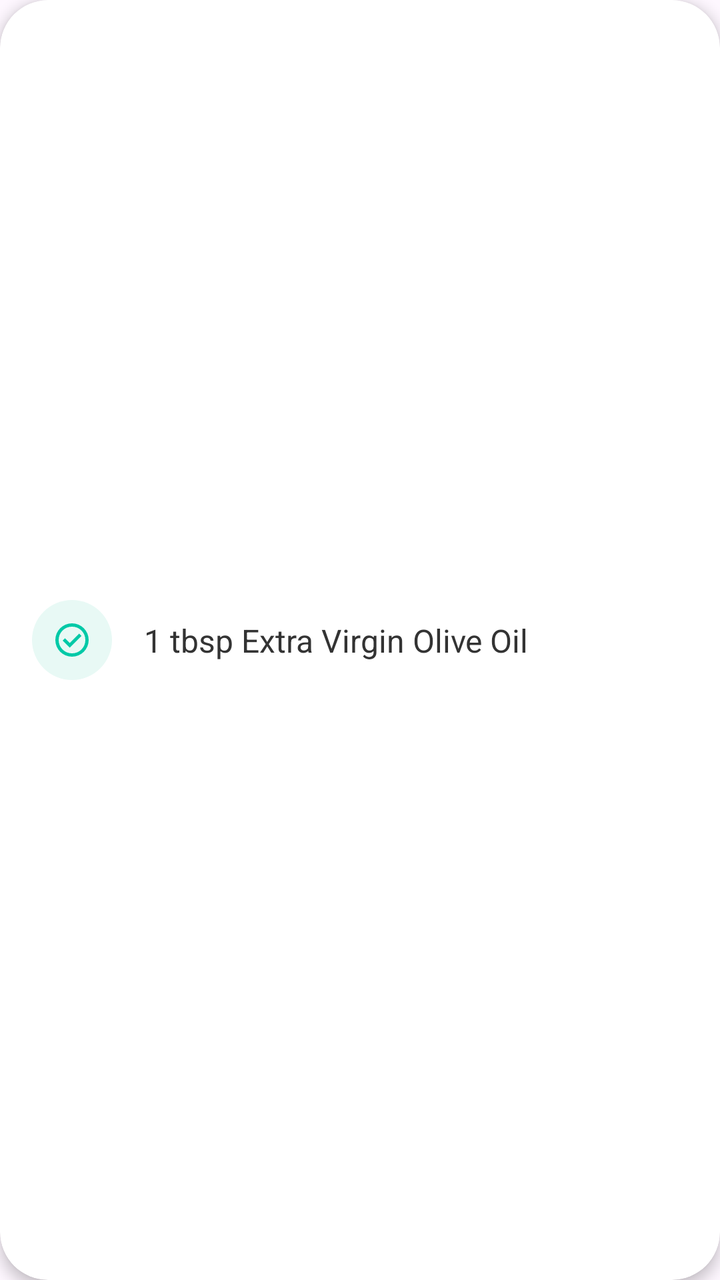
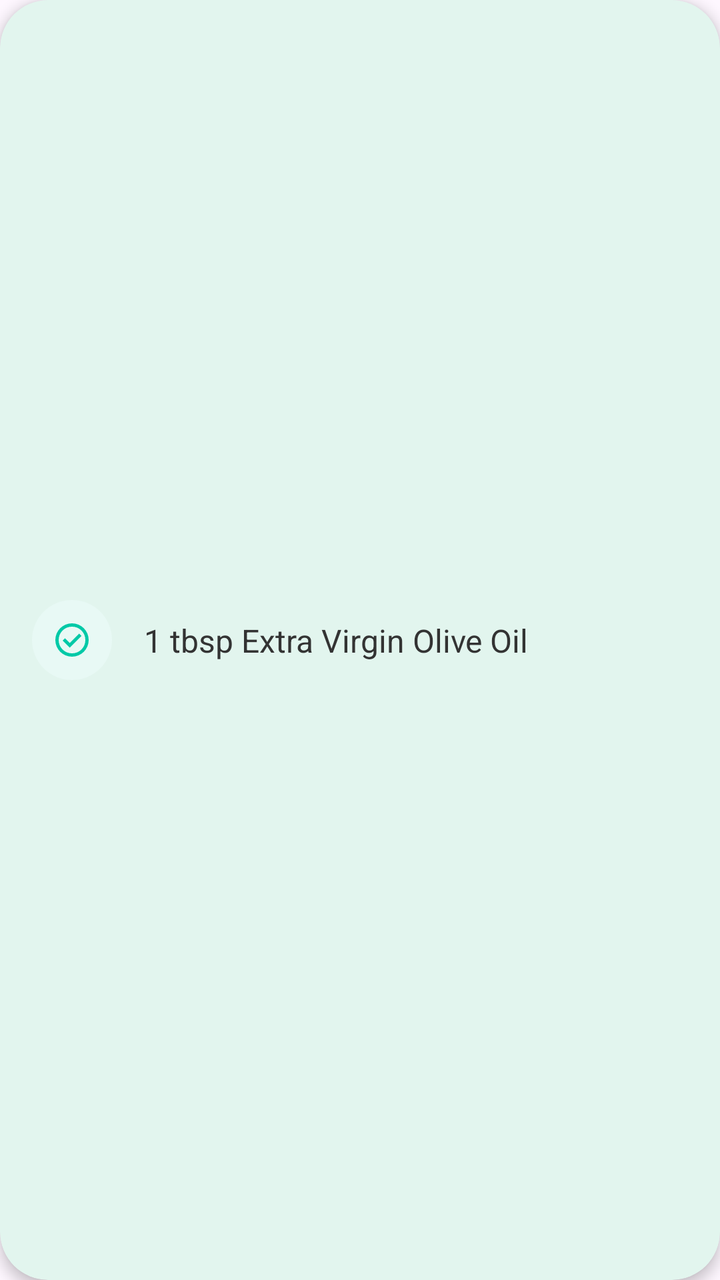

The first picture is an Android layout as it rendered before a commit; the second is the same layout after the commit. The layout source and the unified diff follow.
<!-- AndroidManifest.xml: application theme Theme.RESTAURANTE -->
<!-- res/layout/item_ingredientes_layout.xml -->
<?xml version="1.0" encoding="utf-8"?>
<androidx.cardview.widget.CardView xmlns:android="http://schemas.android.com/apk/res/android"
    xmlns:tools="http://schemas.android.com/tools"
    xmlns:app="http://schemas.android.com/apk/res-auto"
    android:layout_width="match_parent"
    android:layout_height="wrap_content"
    tools:context=".ItemStepPreparationFragment"
    android:layout_margin="10dp"
    app:cardCornerRadius="24dp"
    app:cardElevation="4dp">

    <androidx.constraintlayout.widget.ConstraintLayout
        android:layout_width="match_parent"
        android:layout_height="match_parent"
        android:padding="16dp">
        <FrameLayout
            android:id="@+id/checkContainer"
            android:layout_width="40dp"
            android:layout_height="40dp"
            android:background="@drawable/bg_circle_light_green"
            app:layout_constraintBottom_toBottomOf="parent"
            app:layout_constraintStart_toStartOf="parent"
            app:layout_constraintTop_toTopOf="parent">
            <ImageView
                android:layout_width="20dp"
                android:layout_height="20dp"
                android:layout_gravity="center"
                android:src="@drawable/ic_check_circle"
                app:tint="#00C9A7"/>
        </FrameLayout>
        <TextView
            android:id="@+id/tvIngredientName"
            android:layout_width="0dp"
            android:layout_height="wrap_content"
            android:layout_marginStart="16dp"
            android:text="1 tbsp Extra Virgin Olive Oil"
            android:textColor="#333333"
            android:textSize="16sp"
            app:layout_constraintBottom_toBottomOf="parent"
            app:layout_constraintEnd_toEndOf="parent"
            app:layout_constraintStart_toEndOf="@id/checkContainer"
            app:layout_constraintTop_toTopOf="parent" />
    </androidx.constraintlayout.widget.ConstraintLayout>
</androidx.cardview.widget.CardView>
<!-- resources referenced by this layout -->
<resources>
  <!-- drawable bg_circle_light_green (drawable) -->
  <shape xmlns:android="http://schemas.android.com/apk/res/android" android:shape="oval">
      <solid android:color="#E8F9F5" /> </shape>
  <!-- drawable ic_check_circle (drawable) -->
  <vector xmlns:android="http://schemas.android.com/apk/res/android" android:height="24dp" android:tint="#00C9A7" android:viewportHeight="960" android:viewportWidth="960" android:width="24dp">
        
      <path android:fillColor="@android:color/white" android:pathData="M424,664L706,382L650,326L424,552L310,438L254,494L424,664ZM480,880Q397,880 324,848.5Q251,817 197,763Q143,709 111.5,636Q80,563 80,480Q80,397 111.5,324Q143,251 197,197Q251,143 324,111.5Q397,80 480,80Q563,80 636,111.5Q709,143 763,197Q817,251 848.5,324Q880,397 880,480Q880,563 848.5,636Q817,709 763,763Q709,817 636,848.5Q563,880 480,880ZM480,800Q614,800 707,707Q800,614 800,480Q800,346 707,253Q614,160 480,160Q346,160 253,253Q160,346 160,480Q160,614 253,707Q346,800 480,800ZM480,480Q480,480 480,480Q480,480 480,480Q480,480 480,480Q480,480 480,480Q480,480 480,480Q480,480 480,480Q480,480 480,480Q480,480 480,480Z"/>
      
  </vector>
  <style name="Theme.RESTAURANTE" parent="Base.Theme.RESTAURANTE" />
  <style name="Base.Theme.RESTAURANTE" parent="Theme.Material3.DayNight.NoActionBar">
          
  
          <item name="android:statusBarColor">@color/brand_green</item>
          <item name="android:windowLightStatusBar">true</item>
      </style>
  <color name="brand_green">#00D09C</color>
</resources>

<!-- the commit's change to res/layout/item_ingredientes_layout.xml (unified diff, before → after) -->
@@ -4,10 +4,10 @@
     xmlns:app="http://schemas.android.com/apk/res-auto"
     android:layout_width="match_parent"
     android:layout_height="wrap_content"
-    tools:context=".ItemStepPreparationFragment"
     android:layout_margin="10dp"
     app:cardCornerRadius="24dp"
-    app:cardElevation="4dp">
+    app:cardElevation="4dp"
+    android:backgroundTint="@color/accent_dark">
 
     <androidx.constraintlayout.widget.ConstraintLayout
         android:layout_width="match_parent"
<!-- resource entries referenced after the edit -->
@@ -1,5 +1,6 @@
 <!-- resources referenced by this layout -->
 <resources>
+  <color name="accent_dark">#E2F5EE</color>
   <!-- drawable bg_circle_light_green (drawable) -->
   <shape xmlns:android="http://schemas.android.com/apk/res/android" android:shape="oval">
       <solid android:color="#E8F9F5" /> </shape>
